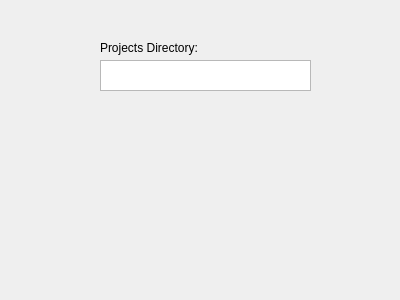
albertjgonzalez/beatoven, file settingsdialog.ui: the form before one commit.
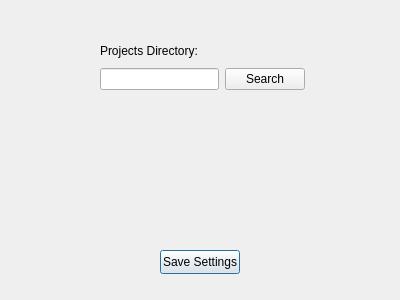
The form after the commit.

Commit message: configured settings checker and settings dialog

Patch:
```diff
--- a/settingsdialog.ui
+++ b/settingsdialog.ui
@@ -13,28 +13,51 @@
   <property name="windowTitle">
    <string>Dialog</string>
   </property>
-  <widget class="QTextEdit" name="textEdit">
+  <widget class="QPushButton" name="saveButton">
    <property name="geometry">
     <rect>
-     <x>100</x>
-     <y>60</y>
-     <width>211</width>
-     <height>31</height>
+     <x>160</x>
+     <y>250</y>
+     <width>80</width>
+     <height>24</height>
     </rect>
    </property>
+   <property name="text">
+    <string>Save Settings</string>
+   </property>
   </widget>
-  <widget class="QLabel" name="label">
+  <widget class="QWidget" name="">
    <property name="geometry">
     <rect>
      <x>100</x>
      <y>40</y>
-     <width>101</width>
-     <height>16</height>
+     <width>205</width>
+     <height>50</height>
     </rect>
    </property>
-   <property name="text">
-    <string>Projects Directory:</string>
-   </property>
+   <layout class="QVBoxLayout" name="verticalLayout">
+    <item>
+     <widget class="QLabel" name="label">
+      <property name="text">
+       <string>Projects Directory:</string>
+      </property>
+     </widget>
+    </item>
+    <item>
+     <layout class="QHBoxLayout" name="horizontalLayout">
+      <item>
+       <widget class="QLineEdit" name="folderLineEdit"/>
+      </item>
+      <item>
+       <widget class="QPushButton" name="browseButton">
+        <property name="text">
+         <string>Search</string>
+        </property>
+       </widget>
+      </item>
+     </layout>
+    </item>
+   </layout>
   </widget>
  </widget>
  <resources/>
```
The commit also changes 6 other files.
